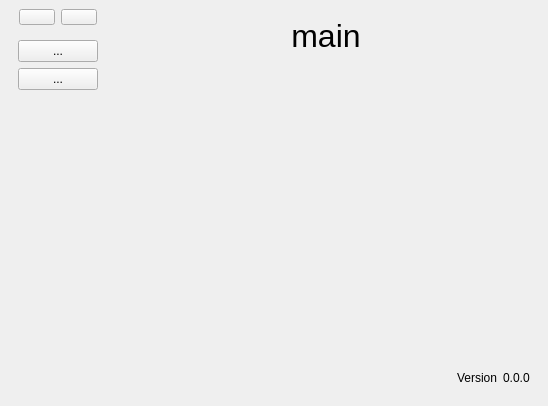
The window that docs_maker_gui/ui/docs-maker-main-window.ui (codicuz/docs-maker) describes before a commit, drawn with Qt 5.
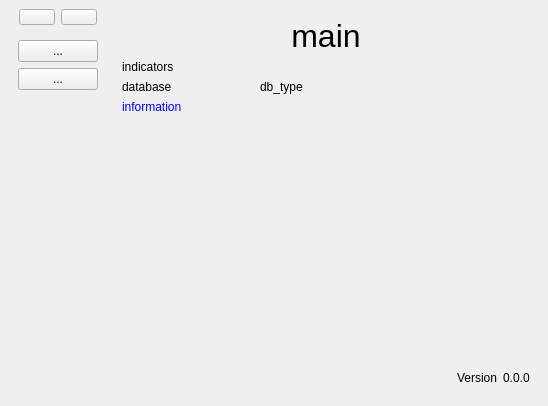
The same window after the commit. The open tabs and pages were chosen to show the change. Icons and pictures are not drawn.

What changed in the file:
```diff
--- a/docs_maker_gui/ui/docs-maker-main-window.ui
+++ b/docs_maker_gui/ui/docs-maker-main-window.ui
@@ -166,6 +166,51 @@
             </property>
            </widget>
           </item>
+          <item>
+           <widget class="QLabel" name="mainIndicators_lbl">
+            <property name="text">
+             <string>indicators</string>
+            </property>
+           </widget>
+          </item>
+          <item>
+           <layout class="QHBoxLayout" name="horizontalLayout_5">
+            <item>
+             <widget class="QLabel" name="mainDbTitle_lbl">
+              <property name="text">
+               <string>database</string>
+              </property>
+             </widget>
+            </item>
+            <item>
+             <widget class="QLabel" name="mainDbType_lbl">
+              <property name="text">
+               <string>db_type</string>
+              </property>
+             </widget>
+            </item>
+            <item>
+             <widget class="QLabel" name="mainDbStatus_lbl">
+              <property name="pixmap">
+               <pixmap resource="../resources/resources.qrc">:/icons/icons/light-64-red.svg</pixmap>
+              </property>
+             </widget>
+            </item>
+           </layout>
+          </item>
+          <item>
+           <widget class="QLabel" name="mainInformation_lbl">
+            <property name="enabled">
+             <bool>true</bool>
+            </property>
+            <property name="styleSheet">
+             <string notr="true">color: blue;</string>
+            </property>
+            <property name="text">
+             <string>information</string>
+            </property>
+           </widget>
+          </item>
           <item>
            <spacer name="verticalSpacer_2">
             <property name="orientation">
```
Left out of the diff: 3 changed lines with no effect on the pictures.
